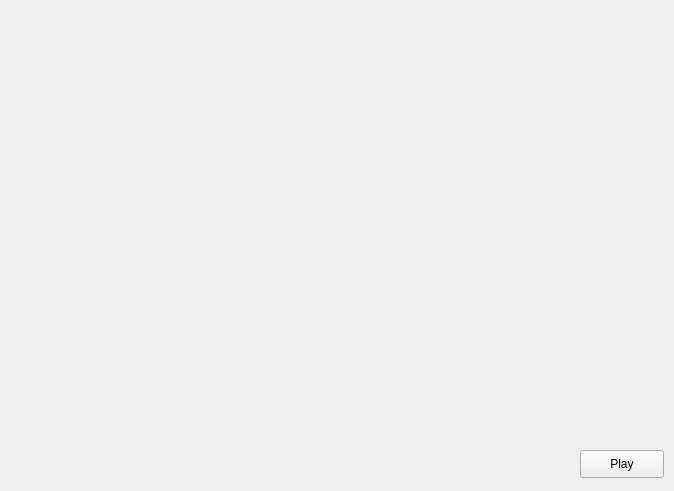
Old version of the form Freechat/multimedia.ui in the repository bogdyname/Freechat-Windows.
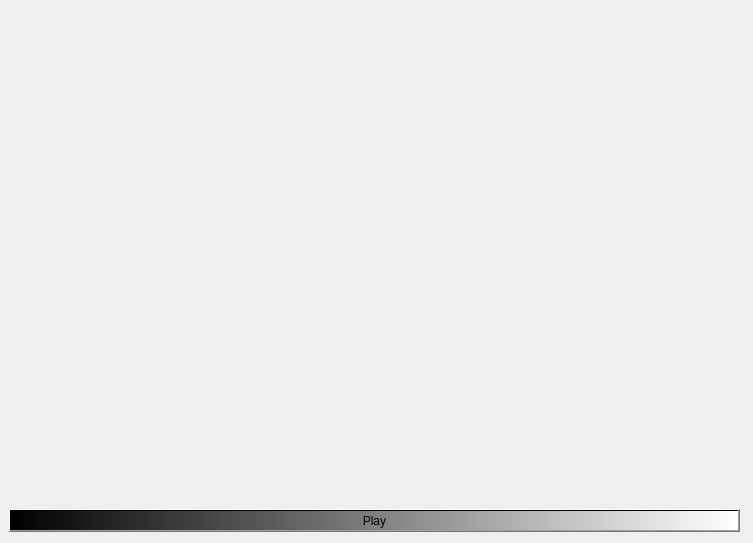
New version of the form.

Diff of the .ui file:
```diff
--- a/Freechat/multimedia.ui
+++ b/Freechat/multimedia.ui
@@ -6,25 +6,41 @@
    <rect>
     <x>0</x>
     <y>0</y>
-    <width>674</width>
-    <height>491</height>
+    <width>753</width>
+    <height>543</height>
    </rect>
   </property>
   <property name="windowTitle">
    <string>Form</string>
   </property>
-  <widget class="QPushButton" name="playMedia">
+  <property name="autoFillBackground">
+   <bool>false</bool>
+  </property>
+  <property name="styleSheet">
+   <string notr="true">border-right-color: qlineargradient(spread:pad, x1:0, y1:0, x2:1, y2:0, stop:0 rgba(0, 0, 0, 255), stop:1 rgba(255, 255, 255, 255));
+border-left-color: qlineargradient(spread:pad, x1:0, y1:0, x2:1, y2:0, stop:0 rgba(0, 0, 0, 255), stop:1 rgba(255, 255, 255, 255));</string>
+  </property>
+  <widget class="QWidget" name="gridLayoutWidget">
    <property name="geometry">
     <rect>
-     <x>580</x>
-     <y>450</y>
-     <width>84</width>
-     <height>28</height>
+     <x>9</x>
+     <y>500</y>
+     <width>731</width>
+     <height>41</height>
     </rect>
    </property>
-   <property name="text">
-    <string>Play</string>
-   </property>
+   <layout class="QGridLayout" name="gridLayout">
+    <item row="0" column="0">
+     <widget class="QPushButton" name="playMedia">
+      <property name="styleSheet">
+       <string notr="true">background-color: qlineargradient(spread:pad, x1:0, y1:0, x2:1, y2:0, stop:0 rgba(0, 0, 0, 255), stop:1 rgba(255, 255, 255, 255));</string>
+      </property>
+      <property name="text">
+       <string>Play</string>
+      </property>
+     </widget>
+    </item>
+   </layout>
   </widget>
  </widget>
  <resources/>
```
Left out of the diff: 3 changed lines with no effect on the pictures.
